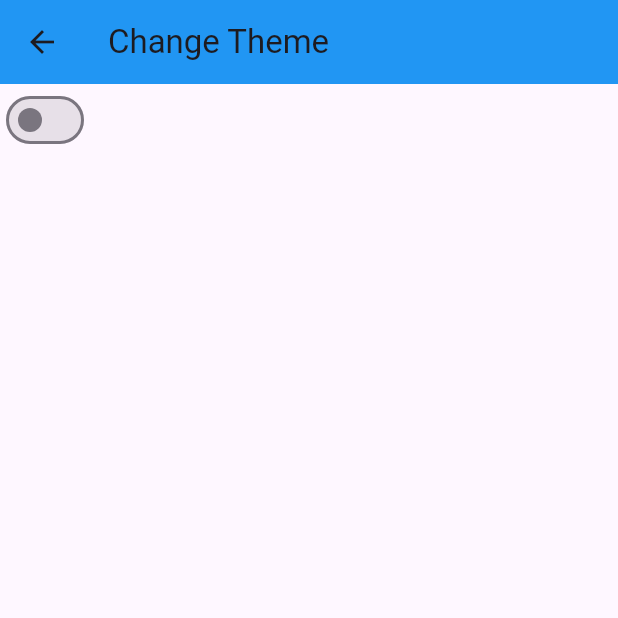
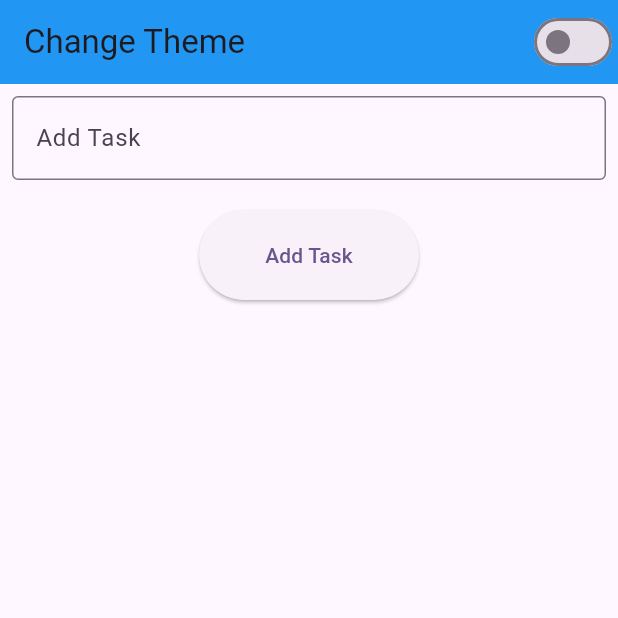
Before and after one commit to palamresh/nhp, a Flutter app: the screen it shows after launch, on a phone screen of 412 x 824 dp, the top half of it. Run offline on Flutter 3.47's test engine with Material 3 defaults, Android fonts, the phone set to English and light mode, and no system bars; our stand-ins replace shared_preferences, smooth_page_indicator, table_calendar; missing offline and left inert: clipboard.

```diff
--- a/lib/main.dart
+++ b/lib/main.dart
@@ -2,6 +2,7 @@ import 'package:flutter/material.dart';
 import 'package:nhp/model/customer.dart';
 import 'package:nhp/pro/counter.dart';
 import 'package:nhp/pro/favourite_provider.dart';
+import 'package:nhp/pro/screen/task_provider.dart';
 import 'package:nhp/pro/theme_provider.dart';
 import 'package:nhp/splash_screen.dart';
 import 'package:provider/provider.dart';
@@ -26,6 +27,9 @@ void main() async {
       ),
       ChangeNotifierProvider(
         create: (context) => FavouriteProvider(),
+      ),
+      ChangeNotifierProvider(
+        create: (context) => TaskProvider()..loadTask(),
       ),
       ChangeNotifierProvider(
         create: (context) => ThemeProvider()..loadTheme(),
@@ -55,10 +59,11 @@ class MyApp extends StatelessWidget {
     return MaterialApp(
       debugShowCheckedModeBanner: false,
       title: 'Flutter Demo',
-      darkTheme: ThemeData.dark(
-        useMaterial3: true,
-      ),
+      darkTheme: ThemeData(
+          appBarTheme: AppBarTheme(backgroundColor: Colors.green),
+          brightness: Brightness.dark),
       theme: ThemeData(
+        appBarTheme: AppBarTheme(backgroundColor: Colors.blue),
         colorScheme: ColorScheme.fromSeed(seedColor: Colors.deepPurple),
         useMaterial3: true,
       ),
--- a/lib/pro/screen/change_theme.dart
+++ b/lib/pro/screen/change_theme.dart
@@ -1,4 +1,6 @@
+import 'package:flutter/gestures.dart';
 import 'package:flutter/material.dart';
+import 'package:nhp/pro/screen/task_provider.dart';
 import 'package:nhp/pro/theme_provider.dart';
 import 'package:provider/provider.dart';
 
@@ -10,16 +12,15 @@ class ChangeTheme extends StatefulWidget {
 }
 
 class ChangeThemeState extends State<ChangeTheme> {
+  final TextEditingController _controller = TextEditingController();
   @override
   Widget build(BuildContext context) {
     final provider = Provider.of<ThemeProvider>(context);
+
     return Scaffold(
       appBar: AppBar(
-        backgroundColor: Colors.blue,
         title: Text("Change Theme"),
-      ),
-      body: Column(
-        children: [
+        actions: [
           Switch(
               value: provider.isDarkMode,
               onChanged: (value) {
@@ -27,6 +28,50 @@ class ChangeThemeState extends State<ChangeTheme> {
               })
         ],
       ),
+      body: Padding(
+        padding: const EdgeInsets.all(8.0),
+        child: Column(
+          children: [
+            TextFormField(
+              controller: _controller,
+              decoration: InputDecoration(
+                  hintText: "Add Task", border: OutlineInputBorder()),
+            ),
+            SizedBox(
+              height: 20,
+            ),
+            ElevatedButton(
+                onPressed: () {
+                  var task = _controller.text;
+                  context.read<TaskProvider>().addTask(task);
+                  _controller.clear();
+                },
+                child: Padding(
+                  padding: const EdgeInsets.all(20.0),
+                  child: Text("Add Task"),
+                )),
+            SizedBox(
+              height: 20,
+            ),
+            Expanded(child:
+                Consumer<TaskProvider>(builder: (context, provider, child) {
+              return ListView.builder(
+                  itemCount: provider.tasts.length,
+                  itemBuilder: (context, index) {
+                    var tasks = provider.tasts[index];
+                    return ListTile(
+                      title: Text(tasks),
+                      trailing: IconButton(
+                          onPressed: () {
+                            provider.removeTask(index);
+                          },
+                          icon: Icon(Icons.delete)),
+                    );
+                  });
+            }))
+          ],
+        ),
+      ),
     );
   }
 }
```
Also changed, not shown: lib/pro/screen/task_provider.dart (added, +29 -0 lines), lib/splash_screen.dart (+6 -2 lines).
